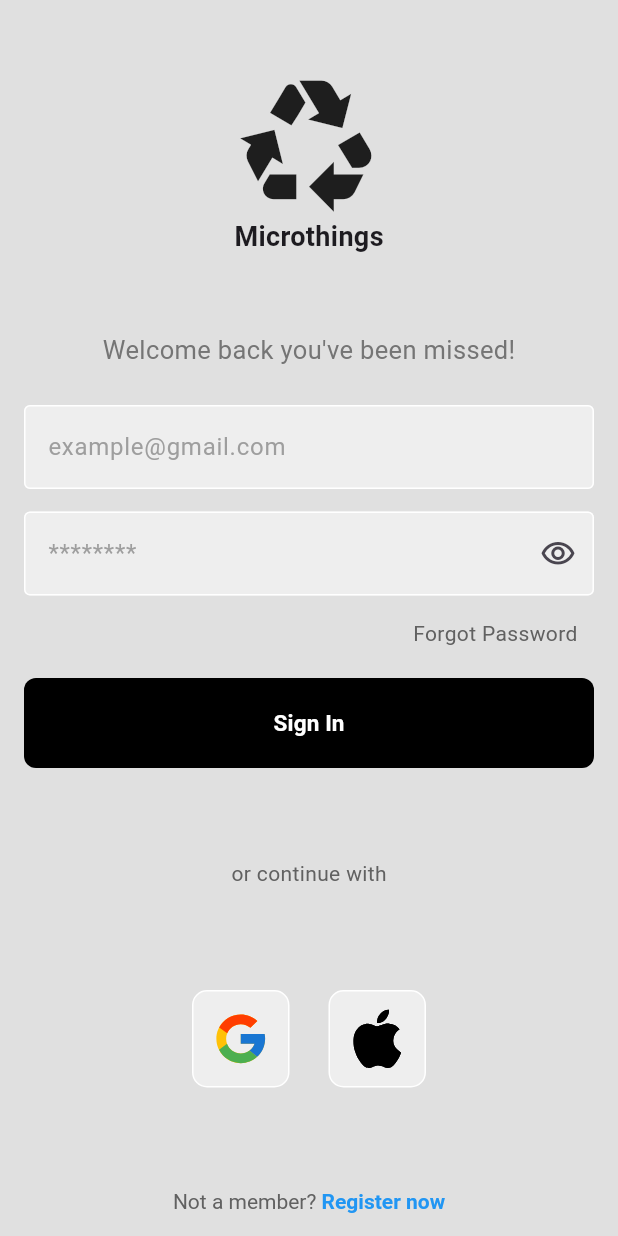
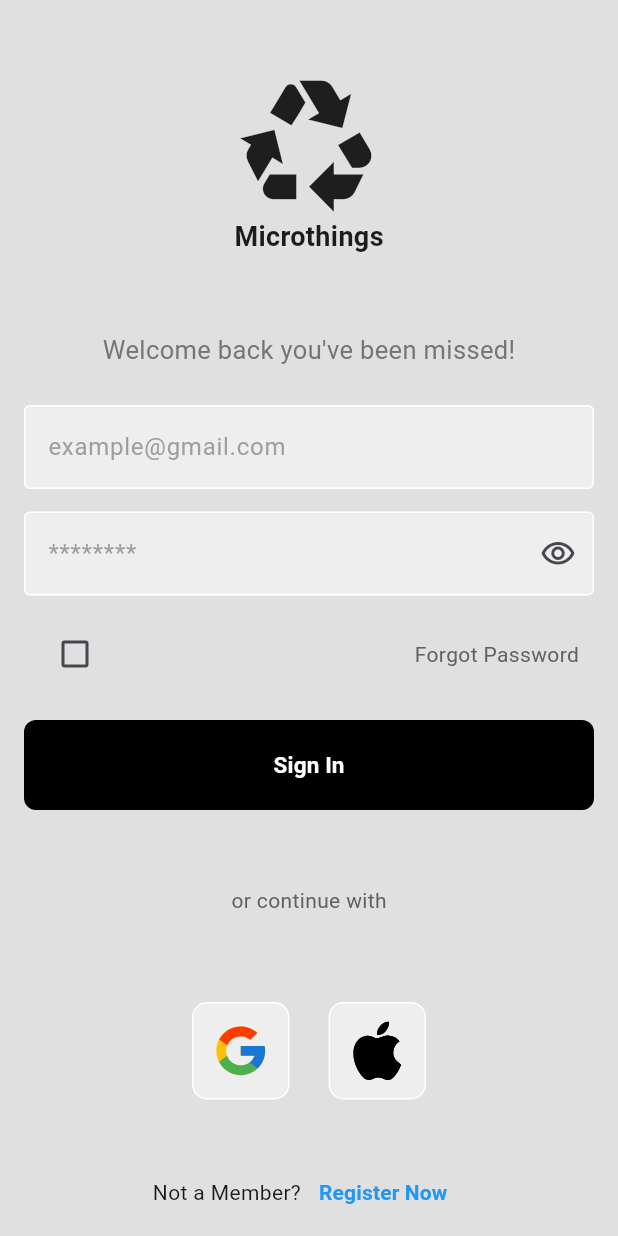
Before and after one commit to gedeastu/Camera_App_Simple, a Flutter app: the screen it shows after launch, on a phone screen of 412 x 824 dp. Run offline on Flutter 3.47's test engine with Material 3 defaults, Android fonts, the phone set to English and light mode, and no system bars; our stand-ins replace flutter_svg.

Commit message:
fixing regsiter now button, include test file

```diff
--- a/camera_app/lib/components/password.dart
+++ b/camera_app/lib/components/password.dart
@@ -31,7 +31,7 @@ class _PasswordState extends State<Password> {
                   obscureText: _obscureText,
                   controller: widget.controller,
                   decoration: InputDecoration(
-                    suffixIcon: IconButton(icon: _obscureText ? Icon(Icons.visibility_outlined) : Icon(Icons.visibility_off_outlined),onPressed: () {
+                    suffixIcon: IconButton(icon: _obscureText ? const Icon(Icons.visibility_outlined) : const Icon(Icons.visibility_off_outlined),onPressed: () {
                       setState(() {
                         _obscureText = !_obscureText;
                       });
@@ -40,8 +40,8 @@ class _PasswordState extends State<Password> {
                     hintStyle: TextStyle(color: Colors.grey.shade500),
                     filled: true,
                     fillColor: Colors.grey.shade200,
-                    border: OutlineInputBorder(),
-                    enabledBorder: OutlineInputBorder(
+                    border: const OutlineInputBorder(),
+                    enabledBorder: const OutlineInputBorder(
                       borderSide: BorderSide(color: Colors.white)
                     ),
                     focusedBorder: OutlineInputBorder(
--- a/camera_app/lib/main.dart
+++ b/camera_app/lib/main.dart
@@ -2,7 +2,7 @@ import 'package:camera_app/pages/login.dart';
 import 'package:flutter/material.dart';
 
 void main() {
-  runApp(App());
+  runApp(const App());
 }
 class App extends StatefulWidget {
   const App({super.key});
--- a/camera_app/lib/pages/login.dart
+++ b/camera_app/lib/pages/login.dart
@@ -13,6 +13,7 @@ class LoginPage extends StatefulWidget {
 }
 
 class _LoginPageState extends State<LoginPage> {
+  bool? _rememberMe = false;
   @override
   Widget build(BuildContext context) {
     return Scaffold(
@@ -22,10 +23,10 @@ class _LoginPageState extends State<LoginPage> {
           child: Column(
             crossAxisAlignment: CrossAxisAlignment.center,
             children: [
-              SizedBox(height: 45.0,),
+              const SizedBox(height: 45.0,),
 
               //Logo
-              SizedBox(
+              const SizedBox(
                 child: Column(
                   children: [
                     Icon(Icons.recycling_sharp,size: 100,),
@@ -34,15 +35,15 @@ class _LoginPageState extends State<LoginPage> {
                 ),
               ),
 
-              SizedBox(height: 50,),
+              const SizedBox(height: 50,),
 
               //Welcome back you've been missed!
-              Text(
+              const Text(
                 "Welcome back you've been missed!",
                 style: TextStyle(fontSize: 17.0,color: Color.fromARGB(255, 117, 117, 117)),
               ),
 
-              SizedBox(
+              const SizedBox(
                 height: 25.0,
               ),
 
@@ -53,28 +54,33 @@ class _LoginPageState extends State<LoginPage> {
                 controller: widget.emailController,
               ),
 
-              SizedBox(
+              const SizedBox(
                 height: 15.0,
               ),
 
               //Password
               Password(controller: widget.passwordController, hintText: "********",),
-              SizedBox(
+              const SizedBox(
                 height: 15.0,
               ),
 
               //Forgot Password
               Container(
-                margin: EdgeInsets.symmetric(horizontal: 27.0),
+                margin: const EdgeInsets.symmetric(horizontal: 26.0),
                 child: Row(
-                  mainAxisAlignment: MainAxisAlignment.end,
+                  mainAxisAlignment: MainAxisAlignment.spaceBetween,
                   children: [
+                    Checkbox(value: _rememberMe, onChanged: (value) {
+                      setState(() {
+                        _rememberMe = value;
+                      });
+                    },activeColor: Colors.black,),
                     Text("Forgot Password",style: TextStyle(color: Colors.grey.shade700),)
                   ],
                 ),
               ),
 
-              SizedBox(
+              const SizedBox(
                 height: 20.0,
               ),
 
@@ -84,19 +90,19 @@ class _LoginPageState extends State<LoginPage> {
                 height: 60,
                 decoration: BoxDecoration(color: Colors.black,borderRadius: BorderRadius.circular(8.0)),
                 child: TextButton(
-                  child: Text("Sign In",style: TextStyle(color: Colors.white,fontWeight: FontWeight.bold,fontSize: 15.0),),
+                  child: const Text("Sign In",style: TextStyle(color: Colors.white,fontWeight: FontWeight.bold,fontSize: 15.0),),
                   onPressed: (){
 
                   },
                 ),
               ),
 
-              SizedBox(height: 60.0,),
+              const SizedBox(height: 50.0,),
 
               Text('or continue with',style: TextStyle(color: Colors.grey.shade700),),
 
-              SizedBox(
-                height: 60.0,
+              const SizedBox(
+                height: 50.0,
               ),
 
               Container(
@@ -112,7 +118,7 @@ class _LoginPageState extends State<LoginPage> {
                     Container(
                       width: 65,
                       height: 65,
-                      padding: EdgeInsets.all(12.0),
+                      padding: const EdgeInsets.all(12.0),
                       decoration: BoxDecoration(
                         color: Colors.grey.shade200,
                         border: Border.all(color: Colors.white),
@@ -121,7 +127,7 @@ class _LoginPageState extends State<LoginPage> {
                       child: SvgPicture.asset('assets/google.svg'),
                     )
                   ),
-                  SizedBox(width: 10,),
+                  const SizedBox(width: 10,),
                   IconButton(
                   onPressed: (){
 
@@ -130,7 +136,7 @@ class _LoginPageState extends State<LoginPage> {
                     Container(
                       width: 65,
                       height: 65,
-                      padding: EdgeInsets.all(12.0),
+                      padding: const EdgeInsets.all(12.0),
                       decoration: BoxDecoration(
                         color: Colors.grey.shade200,
                         border: Border.all(color: Colors.white),
@@ -142,15 +148,17 @@ class _LoginPageState extends State<LoginPage> {
                 ]),
               ),
 
-              SizedBox(height: 60.0,),
+              const SizedBox(height: 30.0,),
 
-              RichText(
-                text: TextSpan(
-                style: TextStyle(color: Colors.grey.shade700),
-                children:<TextSpan>[
-                  TextSpan(text: "Not a member? "),
-                  TextSpan(text: "Register now",style: TextStyle(color: Colors.blue,fontWeight: FontWeight.bold))
-                ]),
+              Container(
+                child: Row(
+                mainAxisAlignment: MainAxisAlignment.center,
+                crossAxisAlignment: CrossAxisAlignment.center,
+                children: [
+                  const Text("Not a Member?"),
+                  TextButton(onPressed: (){},style:  ButtonStyle(overlayColor: MaterialStateProperty.all(Colors.transparent)), child: const Text("Register Now",style: TextStyle(color: Colors.blue,fontWeight: FontWeight.bold),),)
+                ],
+              ),
               )
             ],
           ),
```
Also changed, not shown: camera_app/lib/test.dart (added, +72 -0 lines), camera_app/lib/pages/register.dart (added).
